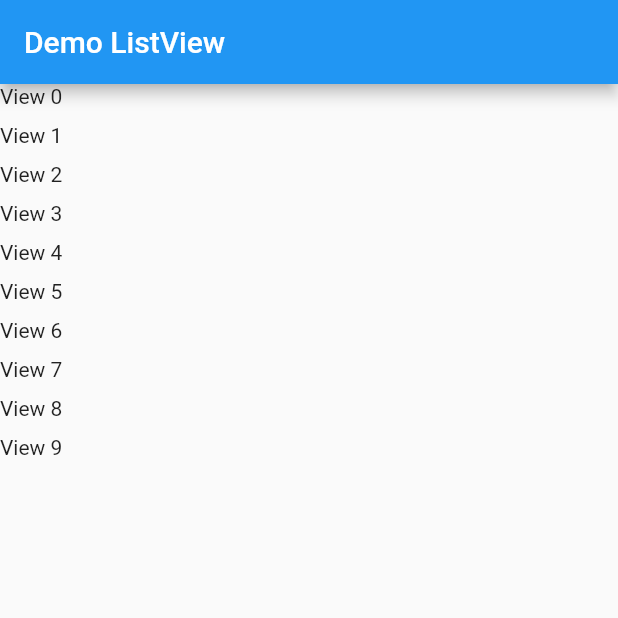
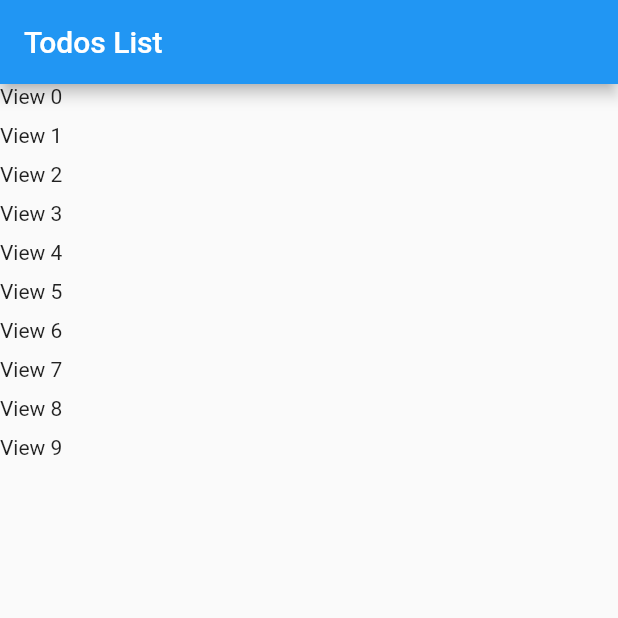
Before and after one commit to mediavn/calculator_widget_flutter, a Flutter app: the screen it shows after launch, on a phone screen of 412 x 824 dp, the top half of it. Run offline on Flutter 3.47's test engine with Material 2 defaults, Android fonts, the phone set to English and light mode, and no system bars.

Commit message:
Todo List

```diff
--- a/lib/main.dart
+++ b/lib/main.dart
@@ -1,3 +1,4 @@
+import 'package:calculator_widget_flutter/todolist.dart';
 import 'package:flutter/material.dart';
 
 import 'calculator.dart';
@@ -17,7 +18,7 @@ class MyApp extends StatelessWidget {
     return MaterialApp(
       title: 'Flutter Demo',
       theme: ThemeData(primarySwatch: Colors.blue,),
-      home: DemoListView(),
+      home: TodosListview(),
     );
   }
 }
--- /dev/null
+++ b/lib/model/todo_model.dart
@@ -0,0 +1,11 @@
+class ToDoModel{
+  late String title;
+  late String description;
+
+  ToDoModel({required this.title, required this.description});
+
+  @override
+  String toString() {
+    return 'ToDoModel{title: $title, description: $description}';
+  }
+}
--- /dev/null
+++ b/lib/todolist.dart
@@ -0,0 +1,32 @@
+import 'package:flutter/material.dart';
+class TodosListview extends StatefulWidget {
+  const TodosListview({Key? key}) : super(key: key);
+
+  @override
+  State<TodosListview> createState() => _TodosListviewState();
+}
+
+class _TodosListviewState extends State<TodosListview> {
+  @override
+  Widget build(BuildContext context) {
+    return Scaffold(
+      appBar: AppBar(
+        title: Text("Todos List"),
+      ),
+      body: Container(
+        child: ListView.separated(
+          itemCount: 10,
+          itemBuilder: (context, position){
+            return Text("View $position ");
+          },
+          separatorBuilder: (context, position){
+            return SizedBox(
+              height: 10,
+            );
+          },
+        ),
+      ),
+
+    );
+  }
+}
```
